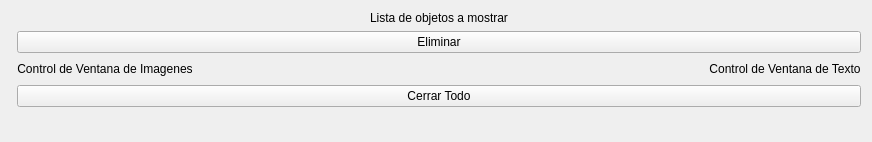
Old version of the form src/dispobjmanager/mainwidget.ui in the repository aguperezpala/linux-bluetooth-qt.
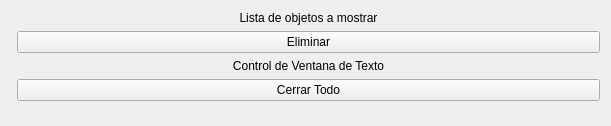
New version of the form.

Diff of the .ui file:
```diff
--- a/src/dispobjmanager/mainwidget.ui
+++ b/src/dispobjmanager/mainwidget.ui
@@ -9,12 +9,12 @@
    <rect>
     <x>0</x>
     <y>0</y>
-    <width>872</width>
-    <height>142</height>
+    <width>611</width>
+    <height>126</height>
    </rect>
   </property>
   <property name="sizePolicy">
-   <sizepolicy hsizetype="Preferred" vsizetype="Preferred">
+   <sizepolicy hsizetype="Ignored" vsizetype="Ignored">
     <horstretch>255</horstretch>
     <verstretch>100</verstretch>
    </sizepolicy>
@@ -73,33 +73,6 @@
      <property name="sizeConstraint">
       <enum>QLayout::SetDefaultConstraint</enum>
      </property>
-     <item>
-      <layout class="QVBoxLayout" name="picLayoutControl">
-       <item>
-        <widget class="QLabel" name="label_3">
-         <property name="text">
-          <string>Control de Ventana de Imagenes</string>
-         </property>
-         <property name="alignment">
-          <set>Qt::AlignCenter</set>
-         </property>
-        </widget>
-       </item>
-      </layout>
-     </item>
-     <item>
-      <spacer name="horizontalSpacer">
-       <property name="orientation">
-        <enum>Qt::Horizontal</enum>
-       </property>
-       <property name="sizeHint" stdset="0">
-        <size>
-         <width>40</width>
-         <height>20</height>
-        </size>
-       </property>
-      </spacer>
-     </item>
      <item>
       <layout class="QVBoxLayout" name="textLayoutControl">
        <item>
```
